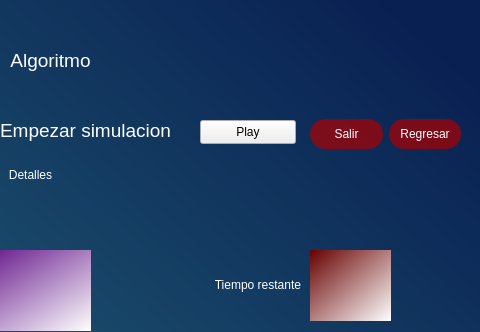
Above: simulador/process_window_1.ui from Karedu/Simulador-de-planificador-de-procesos before the change; both pictures show x 420 to 900 and y 0 to 332 of the 900 by 800 pixel window. Below: the same form after it.
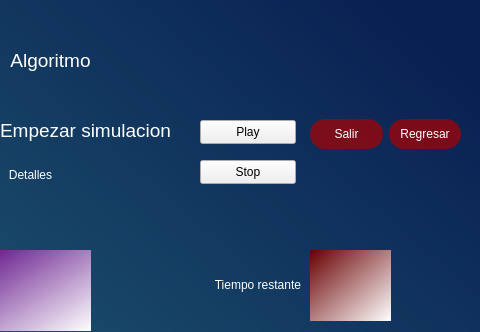
That is the form after the change.

What changed in the file:
```diff
--- a/simulador/process_window_1.ui
+++ b/simulador/process_window_1.ui
@@ -920,6 +920,19 @@
      <set>Qt::AlignCenter</set>
     </property>
    </widget>
+   <widget class="QPushButton" name="stop">
+    <property name="geometry">
+     <rect>
+      <x>620</x>
+      <y>160</y>
+      <width>96</width>
+      <height>24</height>
+     </rect>
+    </property>
+    <property name="text">
+     <string>Stop</string>
+    </property>
+   </widget>
   </widget>
   <widget class="QMenuBar" name="menubar">
    <property name="geometry">
```
